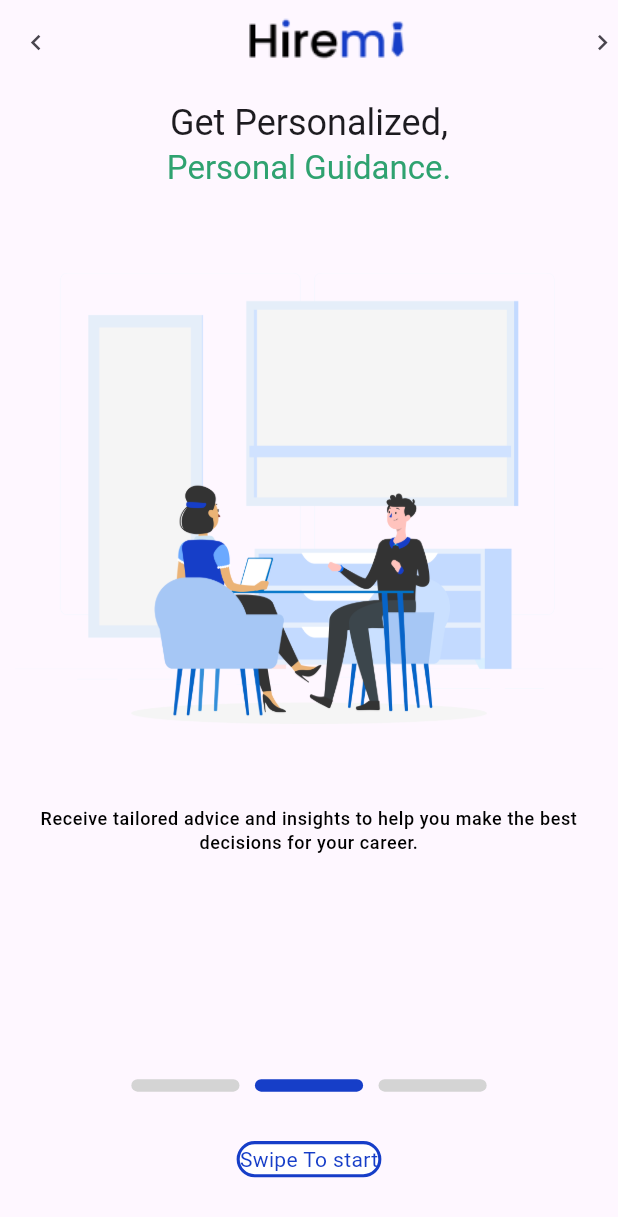
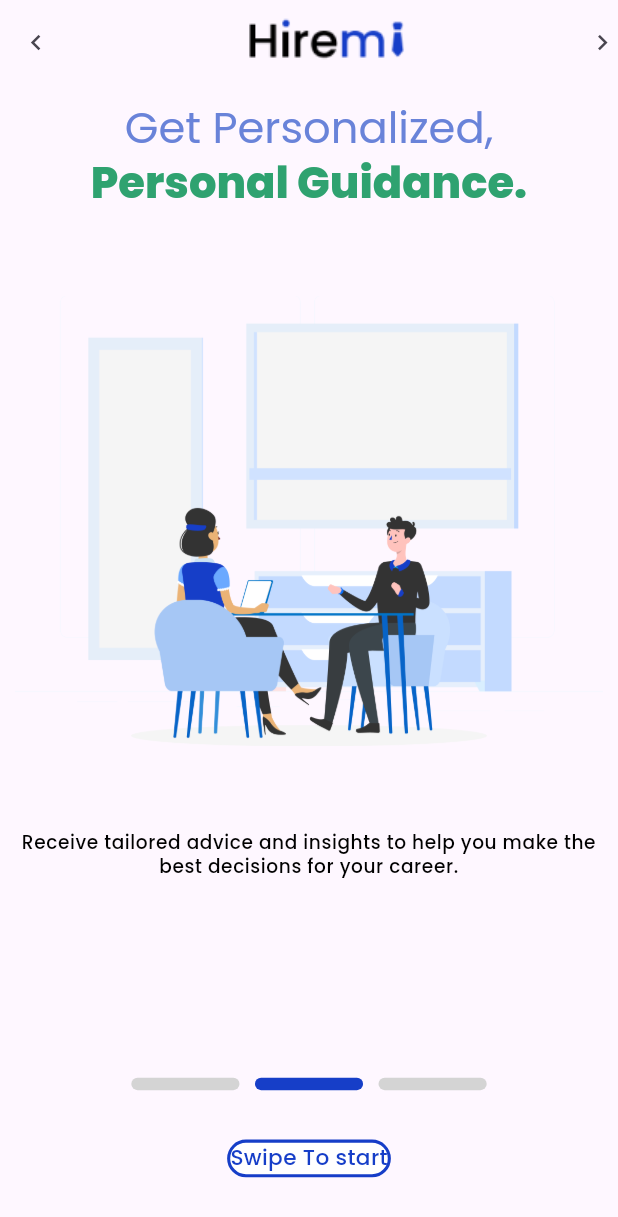
Before and after one commit to wyreflowtechnologies/hiremi_v2, a Flutter app: the screen it shows after launch, swiped to page 2, on a phone screen of 412 x 824 dp. Shown: the top 1217 px of the screen. Run offline on Flutter 3.47's test engine with Material 3 defaults, Android fonts, the phone set to English and light mode, and no system bars; drawn by our look-alikes of smooth_page_indicator; our stand-ins replace flutter_svg, google_fonts; missing offline and left inert: flutter_swipe_button; project files that could hold a hidden picture were left out.

Commit message:
update UI minor fixes

```diff
--- a/lib/Colors.dart
+++ /dev/null
@@ -1,6 +0,0 @@
-
-import 'package:flutter/material.dart';
-
-class AppColors {
-
-}
--- a/lib/main.dart
+++ b/lib/main.dart
@@ -14,10 +14,36 @@ class MyApp extends StatelessWidget {
     return MaterialApp(
       title: 'pre dashboard',
       theme: ThemeData(
+          textTheme: TextTheme(
 
-        colorScheme: ColorScheme.fromSeed(seedColor: Colors.deepPurple),
+          bodyMedium: TextStyle(
+            fontFamily: "Poppins",
+            fontSize: MediaQuery.of(context).size.width*0.035,
+            fontWeight: FontWeight.w500,
+          ),
+           titleLarge: TextStyle(
+            fontFamily: "Poppins",
+            fontSize: MediaQuery.of(context).size.width * 0.07,
+            fontWeight: FontWeight.w800,
+            color: const Color(0xFF163EC8),
+          ),
+          bodySmall: TextStyle(
+            fontFamily: "Poppins",
+            fontSize: MediaQuery.of(context).size.width * 0.03,
+            fontWeight: FontWeight.w400,
+            color: Colors.grey,
+          ),
+          headlineSmall: TextStyle(
+            fontFamily: "Poppins",
+            fontSize: MediaQuery.of(context).size.width * 0.07,
+            color: const Color(0xFF6983D9),
+          ),
+        ),
+        // colorScheme: ColorScheme.fromSeed(seedColor: Colors.deepPurple),
         useMaterial3: true,
       ),
+
+
       home: SplashScreen(),
     );
   }
--- a/lib/screens/forgot_pass.dart
+++ b/lib/screens/forgot_pass.dart
@@ -79,7 +79,7 @@ class _ForgotPassState extends State<ForgotPass> {
                 Padding(
                   padding: EdgeInsets.only(top: MediaQuery.of(context).size.height * 0.03,),
                   child: Image.asset(
-                    'assets/images/hireme_logo.png',
+                    'assets/images/logo (1).png',
                     width: MediaQuery.of(context).size.width * 0.6,
                   ),
                 ),
```
Also changed, not shown: assets/images/logo (1).png (added).
